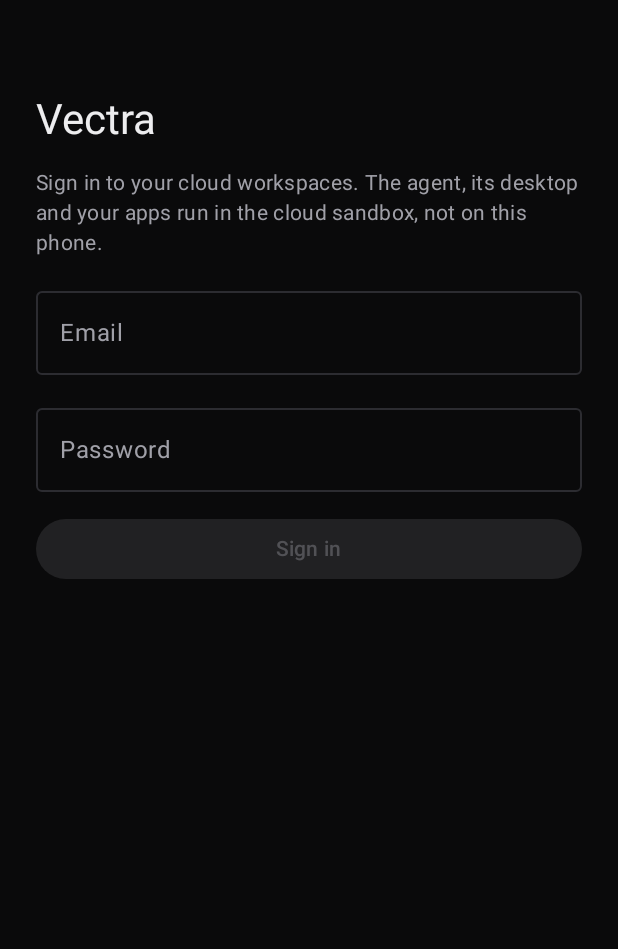
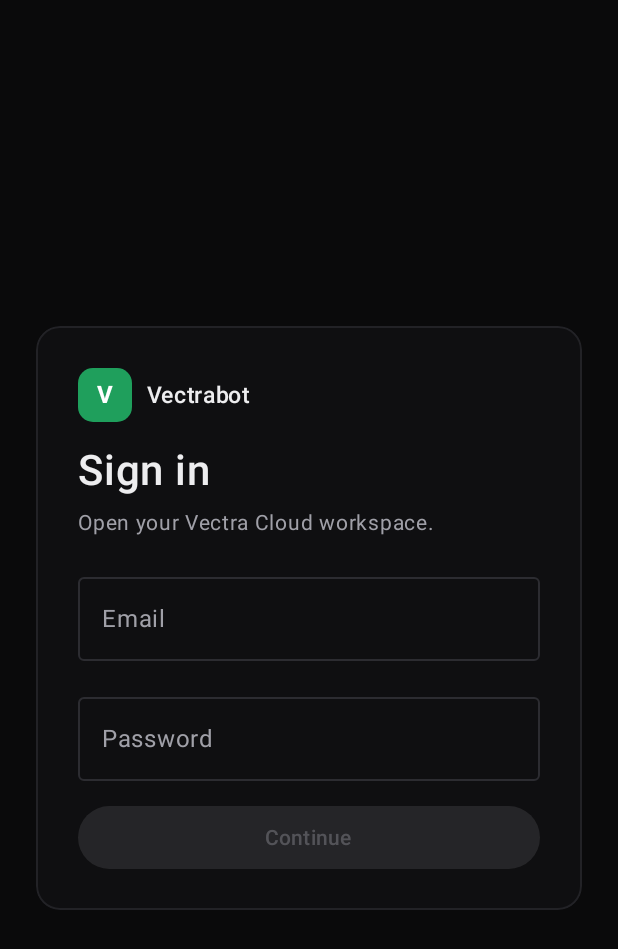
Before and after one commit to supercharge-cli/vectrabot, an Android app built with Jetpack Compose: the screen it shows after launch (MainActivity), on a phone screen of 412 x 824 dp. Shown: the top 949 px of the screen. Run offline under Robolectric (Android 15) with nearby library versions, the phone set to English and light mode, and no system bars.

Commit message:
feat(clients): keep sign-in across an update
The desktop stores the cloud login in localStorage. The phone stores it in app preferences, uses the same sign-in card, and opens the only workspace.

```diff
--- a/app/app/src/main/kotlin/com/openmausbot/companion/ui/BotsPanels.kt
+++ b/app/app/src/main/kotlin/com/openmausbot/companion/ui/BotsPanels.kt
@@ -109,14 +109,14 @@ internal fun SectionBox(title: String, icon: ImageVector, trailing: @Composable
 
 /** The bot list: what opens first in a workspace. */
 @Composable
-internal fun BotHome(state: BotsState, workspace: String, email: String, onOpen: (Bot) -> Unit, onNewBot: () -> Unit, onProviders: () -> Unit, onRoutines: () -> Unit, onWorkspaces: () -> Unit, onSignOut: () -> Unit) {
+internal fun BotHome(state: BotsState, workspace: String, email: String, onOpen: (Bot) -> Unit, onNewBot: () -> Unit, onProviders: () -> Unit, onRoutines: () -> Unit, onWorkspaces: () -> Unit, onSignOut: () -> Unit, manyWorkspaces: Boolean = false) {
     var query by remember { mutableStateOf("") }
     var searching by remember { mutableStateOf(false) }
     var menu by remember { mutableStateOf(false) }
     Column(Modifier.fillMaxSize().background(Vx.panel)) {
         Row(Modifier.fillMaxWidth().height(56.dp).padding(start = 14.dp, end = 6.dp), verticalAlignment = Alignment.CenterVertically) {
             Box(Modifier.size(26.dp).clip(RoundedCornerShape(7.dp)).background(Vx.accent), contentAlignment = Alignment.Center) { Text(workspace.take(1).uppercase(), color = Color.White, fontWeight = FontWeight.Bold, fontSize = 13.sp) }
-            Text(workspace, color = Vx.text, fontWeight = FontWeight.SemiBold, fontSize = 16.sp, maxLines = 1, overflow = TextOverflow.Ellipsis, modifier = Modifier.weight(1f).padding(start = 10.dp).clickable(onClick = onWorkspaces))
+            Text(workspace, color = Vx.text, fontWeight = FontWeight.SemiBold, fontSize = 16.sp, maxLines = 1, overflow = TextOverflow.Ellipsis, modifier = Modifier.weight(1f).padding(start = 10.dp).then(if (manyWorkspaces) Modifier.clickable(onClick = onWorkspaces) else Modifier))
             IconAction(Icons.Default.Search, "Search") { searching = !searching; if (!searching) query = "" }
             IconAction(Icons.Default.Edit, "New bot", onNewBot)
         }
@@ -144,7 +144,7 @@ internal fun BotHome(state: BotsState, workspace: String, email: String, onOpen:
             DropdownMenu(menu, { menu = false }) {
                 DropdownMenuItem(text = { Text("Providers") }, leadingIcon = { Icon(Icons.Default.Lock, null) }, onClick = { menu = false; onProviders() })
                 DropdownMenuItem(text = { Text("Routines") }, leadingIcon = { Icon(Icons.Default.DateRange, null) }, onClick = { menu = false; onRoutines() })
-                DropdownMenuItem(text = { Text("Workspaces") }, leadingIcon = { Icon(Icons.Default.Settings, null) }, onClick = { menu = false; onWorkspaces() })
+                if (manyWorkspaces) DropdownMenuItem(text = { Text("Workspaces") }, leadingIcon = { Icon(Icons.Default.Settings, null) }, onClick = { menu = false; onWorkspaces() })
                 DropdownMenuItem(text = { Text("Sign out", color = Vx.bad) }, leadingIcon = { Icon(Icons.Default.ExitToApp, null, tint = Vx.bad) }, onClick = { menu = false; onSignOut() })
             }
         }
--- a/app/app/src/main/kotlin/com/openmausbot/companion/ui/CloudWorkspaceScreen.kt
+++ b/app/app/src/main/kotlin/com/openmausbot/companion/ui/CloudWorkspaceScreen.kt
@@ -26,6 +26,7 @@ import androidx.compose.foundation.layout.height
 import androidx.compose.foundation.layout.imePadding
 import androidx.compose.foundation.layout.padding
 import androidx.compose.foundation.layout.safeDrawingPadding
+import androidx.compose.foundation.layout.size
 import androidx.compose.foundation.layout.widthIn
 import androidx.compose.foundation.lazy.LazyColumn
 import androidx.compose.foundation.lazy.items
@@ -134,30 +135,21 @@ private data class ChatMessage(val fromUser: Boolean, val text: String, val meta
 @Composable
 fun CloudWorkspaceScreen() {
     val api = remember { CloudApi() }
+    val context = LocalContext.current
+    val account = remember { context.getSharedPreferences("vectra.cloud", android.content.Context.MODE_PRIVATE) }
     val scope = rememberCoroutineScope()
-    var email by rememberSaveable { mutableStateOf("") }
+    var email by rememberSaveable { mutableStateOf(account.getString("email", "").orEmpty()) }
     var password by remember { mutableStateOf("") }
-    var token by rememberSaveable { mutableStateOf("") }
+    var token by rememberSaveable { mutableStateOf(account.getString("token", "").orEmpty()) }
     var workspaces by remember { mutableStateOf(listOf<WorkspaceRow>()) }
+    var listed by remember { mutableStateOf(false) }
     var open by remember { mutableStateOf<OpenSandbox?>(null) }
     var busy by remember { mutableStateOf(false) }
     var error by remember { mutableStateOf("") }
 
-    fun signOut(message: String = "") { token = ""; open = null; workspaces = emptyList(); error = message }
-    suspend fun loadList(with: String) {
-        val rows = withContext(Dispatchers.IO) { api.get("/api/instances", with) }.optJSONArray("instances")
-        workspaces = buildList {
-            if (rows != null) for (i in 0 until rows.length()) {
-                val item = rows.getJSONObject(i)
-                add(WorkspaceRow(item.optString("id"), item.optString("name", "Workspace"), item.optString("status", "unknown")))
-            }
-        }
-    }
-    fun run(block: suspend () -> Unit) {
-        busy = true; error = ""
-        scope.launch {
-            try { block() } catch (e: SessionExpired) { signOut(e.message ?: "") } catch (e: CancellationException) { throw e } catch (e: Exception) { error = e.message ?: "Something went wrong" } finally { busy = false }
-        }
+    fun signOut(message: String = "") {
+        account.edit().remove("token").remove("email").apply()
+        token = ""; open = null; workspaces = emptyList(); listed = false; error = message
     }
     suspend fun attach(row: WorkspaceRow): OpenSandbox {
         withContext(Dispatchers.IO) { api.post("/api/instances/${row.id}/wake", token, "{}") }
@@ -167,32 +159,62 @@ fun CloudWorkspaceScreen() {
         if (host.isBlank() || session.isBlank()) throw IllegalStateException("The workspace did not return a session")
         return OpenSandbox(row.id, row.name, host, session, token)
     }
-    LaunchedEffect(token) { if (token.isNotBlank() && workspaces.isEmpty()) run { loadList(token) } }
-    BackHandler(enabled = open != null) { open = null }
+    suspend fun loadList(with: String) {
+        val rows = withContext(Dispatchers.IO) { api.get("/api/instances", with) }.optJSONArray("instances")
+        val next = buildList {
+            if (rows != null) for (i in 0 until rows.length()) {
+                val item = rows.getJSONObject(i)
+                add(WorkspaceRow(item.optString("id"), item.optString("name", "Workspace"), item.optString("status", "unknown")))
+            }
+        }
+        workspaces = next
+        if (next.size == 1 && open == null) open = attach(next.first())
+        listed = true
+    }
+    fun run(block: suspend () -> Unit) {
+        busy = true; error = ""
+        scope.launch {
+            try { block() } catch (e: SessionExpired) { signOut(e.message ?: "") } catch (e: CancellationException) { throw e } catch (e: Exception) { error = e.message ?: "Something went wrong" } finally { busy = false }
+        }
+    }
+    LaunchedEffect(token) { if (token.isNotBlank() && !listed) run { loadList(token) } }
+    BackHandler(enabled = open != null && workspaces.size >= 2) { open = null }
 
     VectraTheme { Surface(modifier = Modifier.fillMaxSize(), color = MaterialTheme.colorScheme.background) {
         Column(modifier = Modifier.fillMaxSize().safeDrawingPadding().imePadding()) {
             val current = open
             when {
-                token.isBlank() -> Column(
-                    modifier = Modifier.fillMaxSize().verticalScroll(rememberScrollState()).padding(24.dp),
-                    verticalArrangement = Arrangement.spacedBy(14.dp),
+                token.isBlank() -> Box(Modifier.fillMaxSize().padding(24.dp), contentAlignment = Alignment.Center) {
+                    Column(
+                        Modifier.widthIn(max = 400.dp).fillMaxWidth().clip(RoundedCornerShape(16.dp)).background(Vx.panel).border(1.dp, Vx.line, RoundedCornerShape(16.dp)).padding(28.dp),
+                        verticalArrangement = Arrangement.spacedBy(16.dp),
                     ) {
-                    Spacer(Modifier.height(24.dp))
-                    Text("Vectra", style = MaterialTheme.typography.headlineMedium)
-                    Text("Sign in to your cloud workspaces. The agent, its desktop and your apps run in the cloud sandbox, not on this phone.", style = MaterialTheme.typography.bodyMedium, color = secondaryTint)
-                    OutlinedTextField(email, { email = it }, label = { Text("Email") }, singleLine = true, modifier = Modifier.fillMaxWidth())
-                    OutlinedTextField(password, { password = it }, label = { Text("Password") }, singleLine = true, visualTransformation = PasswordVisualTransformation(), modifier = Modifier.fillMaxWidth())
+                        Row(verticalAlignment = Alignment.CenterVertically, horizontalArrangement = Arrangement.spacedBy(10.dp)) {
+                            Box(Modifier.size(36.dp).clip(RoundedCornerShape(10.dp)).background(Vx.accent), contentAlignment = Alignment.Center) {
+                                Text("V", color = Color.White, fontWeight = FontWeight.Bold, fontSize = 16.sp)
+                            }
+                            Text("Vectrabot", color = Vx.text, fontWeight = FontWeight.SemiBold, fontSize = 15.sp)
+                        }
+                        Column(verticalArrangement = Arrangement.spacedBy(6.dp)) {
+                            Text("Sign in", color = Vx.text, fontSize = 28.sp, fontWeight = FontWeight.SemiBold)
+                            Text("Open your Vectra Cloud workspace.", color = Vx.text2, fontSize = 14.sp)
+                        }
+                        OutlinedTextField(email, { email = it }, label = { Text("Email") }, placeholder = { Text("you@example.com") }, singleLine = true, modifier = Modifier.fillMaxWidth())
+                        OutlinedTextField(password, { password = it }, label = { Text("Password") }, placeholder = { Text("Password") }, singleLine = true, visualTransformation = PasswordVisualTransformation(), modifier = Modifier.fillMaxWidth())
+                        if (error.isNotBlank()) Text(error, color = MaterialTheme.colorScheme.error, fontSize = 13.sp)
                         Button(onClick = {
                             run {
                                 val body = JSONObject().put("email", email.trim()).put("password", password).toString()
                                 val next = withContext(Dispatchers.IO) { api.post("/api/auth/login", null, body) }.optString("token")
                                 if (next.isBlank()) throw IllegalStateException("The server did not return a token")
-                            loadList(next); password = ""; token = next
+                                account.edit().putString("token", next).putString("email", email.trim()).apply()
+                                password = ""; token = next
+                                loadList(next)
                             }
-                    }, enabled = !busy && email.isNotBlank() && password.isNotBlank(), modifier = Modifier.fillMaxWidth()) { Text(if (busy) "Signing in…" else "Sign in") }
-                    if (error.isNotBlank()) Text(error, color = MaterialTheme.colorScheme.error)
+                        }, enabled = !busy && email.isNotBlank() && password.isNotBlank(), modifier = Modifier.fillMaxWidth().height(42.dp)) { Text(if (busy) "Signing in…" else "Continue") }
                     }
+                }
+                current == null && !listed -> Box(Modifier.fillMaxSize(), contentAlignment = Alignment.Center) { CircularProgressIndicator(color = Vx.accent) }
                 current == null -> Column(modifier = Modifier.fillMaxSize().padding(16.dp), verticalArrangement = Arrangement.spacedBy(10.dp)) {
                     Row(verticalAlignment = Alignment.CenterVertically) {
                         Text("Workspaces", style = MaterialTheme.typography.titleLarge, modifier = Modifier.weight(1f))
@@ -220,7 +242,8 @@ fun CloudWorkspaceScreen() {
                     api = api,
                     sandbox = current,
                     email = email,
-                    onBack = { open = null },
+                    manyWorkspaces = workspaces.size >= 2,
+                    onBack = { if (workspaces.size >= 2) open = null },
                     onSignOut = { signOut() },
                 )
             }
@@ -250,6 +273,7 @@ private fun WorkspaceView(
     api: CloudApi,
     sandbox: OpenSandbox,
     email: String,
+    manyWorkspaces: Boolean,
     onBack: () -> Unit,
     onSignOut: () -> Unit,
 ) {
@@ -313,7 +337,7 @@ private fun WorkspaceView(
     Box(Modifier.fillMaxSize().background(Vx.bg)) {
         when (panel) {
             Panel.Home -> BotHome(bots, sandbox.name, email, onOpen = { openBot(it) }, onNewBot = { creating = true },
-                onProviders = { panel = Panel.Providers }, onRoutines = { panel = Panel.Routines }, onWorkspaces = onBack, onSignOut = onSignOut)
+                onProviders = { panel = Panel.Providers }, onRoutines = { panel = Panel.Routines }, onWorkspaces = onBack, onSignOut = onSignOut, manyWorkspaces = manyWorkspaces)
             Panel.Providers -> ProvidersPanel(bots.client, onBack = { panel = if (bots.botId.isNotBlank() && bots.threadId.isNotBlank()) Panel.Chat else Panel.Home })
             Panel.Routines -> RoutinesPanel(bots, onBack = { panel = Panel.Home })
             Panel.Info -> BotInfoPanel(bots, onBack = { panel = Panel.Chat }, onEdit = { editing = bots.bot },
```
Also changed, not shown: 6 other files. Lines whose indentation alone changed are shown as unchanged.
